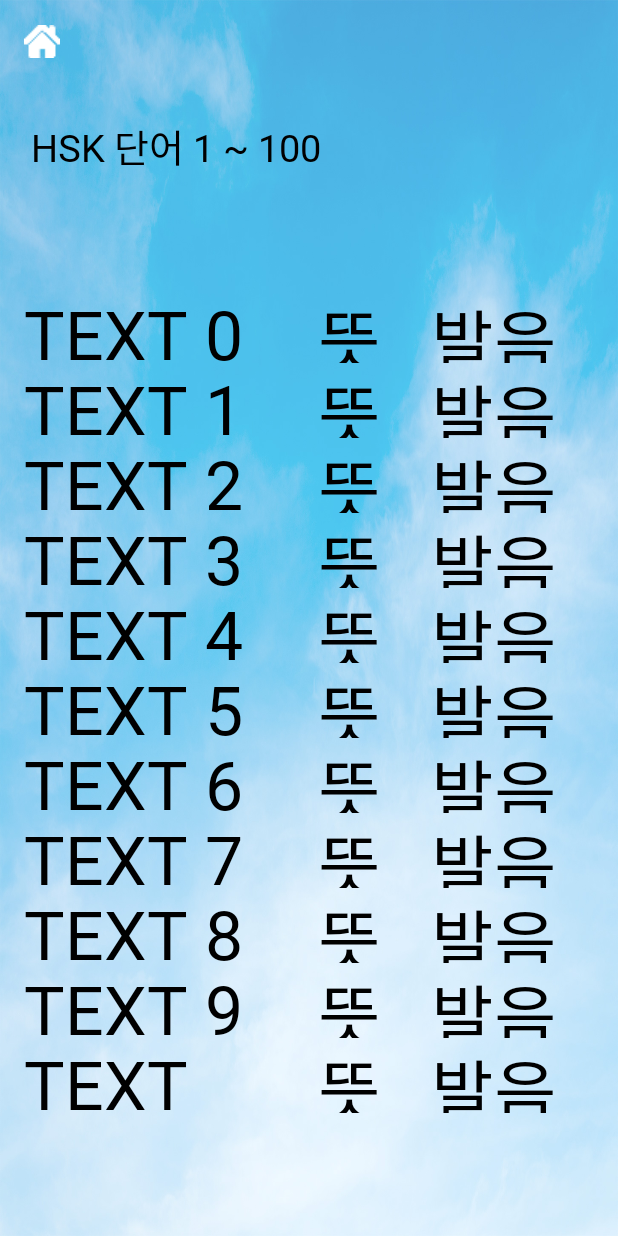
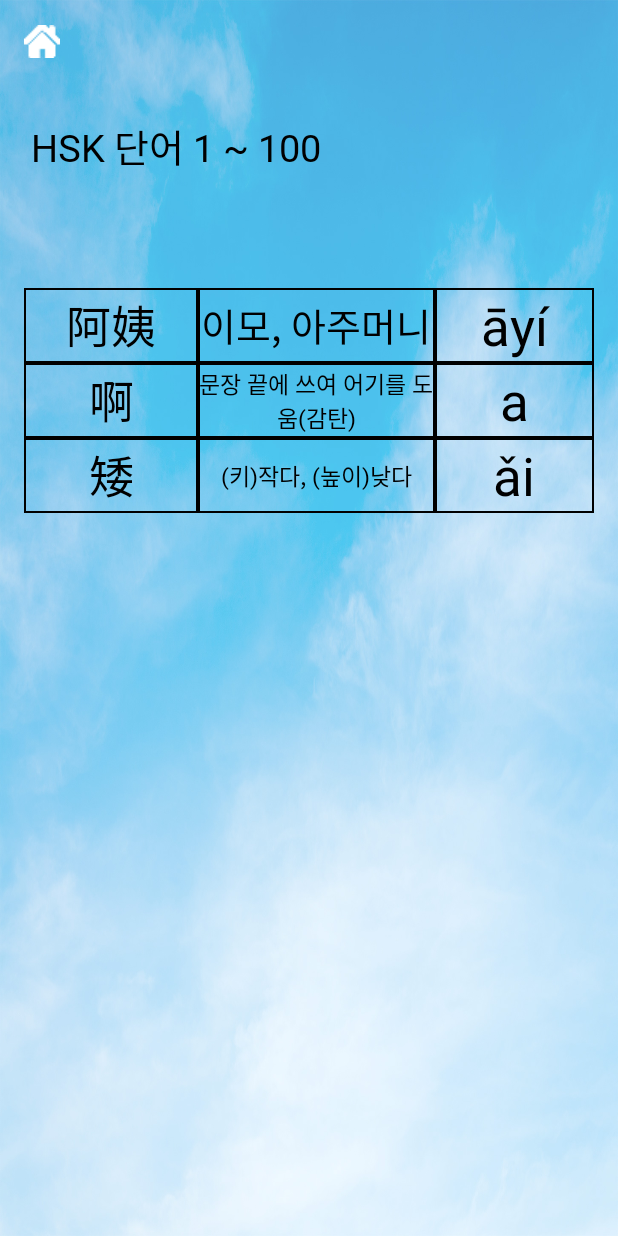
Before and after one commit to Jeong-Byeong-hun/jjayo, an Android app: the hskWordActivity screen opened directly, with no data from a screen before it, on a phone screen of 412 x 824 dp. Run offline under Robolectric (Android 15) with nearby library versions, the light colour scheme and no system bars.

Commit message:
11/23 WordDBInsert 클래스 생성 단어 넣을 때는 여기다 넣으면 됨

```diff
--- a/app/src/main/java/com/example/younghwa_song/jjayo/DBHelper.java
+++ b/app/src/main/java/com/example/younghwa_song/jjayo/DBHelper.java
@@ -5,6 +5,7 @@ import android.database.Cursor;
 import android.database.sqlite.SQLiteDatabase;
 import android.database.sqlite.SQLiteOpenHelper;
 
+import java.util.ArrayList;
 import java.util.HashSet;
 
 
@@ -17,6 +18,7 @@ public class DBHelper extends SQLiteOpenHelper {
     @Override
     public void onCreate(SQLiteDatabase db) {
         db.execSQL("CREATE TABLE TEST3 (_id INTEGER PRIMARY KEY AUTOINCREMENT, character TEXT, meaning TEXT, pronunciation TEXT, stage INTEGER, image INTEGER);");
+        db.execSQL("CREATE TABLE HSK (_id INTEGER PRIMARY KEY AUTOINCREMENT, character TEXT, meaning TEXT, pronunciation TEXT, stage INTEGER);");
     }
 
     @Override
@@ -24,9 +26,17 @@ public class DBHelper extends SQLiteOpenHelper {
 
     }
 
+    //스테이지 단어 INSERT
+
     public void insert(String character, String meaning, String pronunciation, int stage, int image) {
         SQLiteDatabase db = getWritableDatabase();
         db.execSQL("INSERT INTO TEST3 VALUES(null, '" + character + "', '" + meaning + "', '" + pronunciation + "', '" + stage + "', " + image + ");");
+        db.close();
+    }
+    //HSK  단어 INSERT
+    public void hsk_insert(String character, String meaning, String pronunciation, int stage) {
+        SQLiteDatabase db = getWritableDatabase();
+        db.execSQL("INSERT INTO HSK VALUES(null, '" + character + "', '" + meaning + "', '" + pronunciation + "', '" + stage + "');");
         db.close();
     }
 
@@ -63,6 +73,22 @@ public class DBHelper extends SQLiteOpenHelper {
         HashSet<Word> words = new HashSet<>();
 
         Cursor cursor = db.rawQuery("SELECT character, pronunciation, meaning FROM TEST3 WHERE stage = " + stage + ";", null);
+
+        while(cursor.moveToNext()) {
+            words.add(new Word(cursor.getString(cursor.getColumnIndex("character")), cursor.getString(cursor.getColumnIndex("pronunciation")), cursor.getString(cursor.getColumnIndex("meaning"))));
+
+        }
+
+        return words;
+
+    }
+
+    //hsk 한자 단어
+    public ArrayList<Word> getHskWordData(int stage) {
+        SQLiteDatabase db = getReadableDatabase();
+        ArrayList<Word> words = new ArrayList<>();
+
+        Cursor cursor = db.rawQuery("SELECT character, pronunciation, meaning FROM HSK WHERE stage = " + stage + ";", null);
 
         while(cursor.moveToNext()) {
             words.add(new Word(cursor.getString(cursor.getColumnIndex("character")), cursor.getString(cursor.getColumnIndex("pronunciation")), cursor.getString(cursor.getColumnIndex("meaning"))));
--- a/app/src/main/java/com/example/younghwa_song/jjayo/ScoreActivity.java
+++ b/app/src/main/java/com/example/younghwa_song/jjayo/ScoreActivity.java
@@ -23,7 +23,7 @@ public class ScoreActivity extends AppCompatActivity {
         if (score >= 70) {
             scoreText.setText(score + "점 입니다 ! \n"+MainActivity.index +" Stage Clear !");
             score_Button.setText("Stage Choose");
-            intent1 = new Intent(getApplicationContext(),StageStartActivity.class);
+            intent1 = new Intent(getApplicationContext(),MainActivity.class);
 
         } else {
             scoreText.setText("다시 공부하세요 !");
--- a/app/src/main/java/com/example/younghwa_song/jjayo/hskWordActivity.java
+++ b/app/src/main/java/com/example/younghwa_song/jjayo/hskWordActivity.java
@@ -17,17 +17,14 @@ public class hskWordActivity extends AppCompatActivity {
                 WindowManager.LayoutParams.FLAG_FULLSCREEN);
         setContentView(R.layout.activity_hsk_word);
 
-        ArrayList<String> list = new ArrayList<>();
-        for (int i=0; i<100; i++) {
-            list.add(String.format("TEXT %d", i)) ;
-        }
+        final DBHelper dbHelper = new DBHelper(getApplicationContext(), "TEST3.db", null, 1);
 
         // 리사이클러뷰에 LinearLayoutManager 객체 지정.
         RecyclerView recyclerView = findViewById(R.id.recycle_hsk) ;
         recyclerView.setLayoutManager(new LinearLayoutManager(this)) ;
 
         // 리사이클러뷰에 recyclerviewAdapter 객체 지정.
-        recyclerviewAdapter adapter = new recyclerviewAdapter(list) ;
+        recyclerviewAdapter adapter = new recyclerviewAdapter(dbHelper.getHskWordData(1)) ;
         recyclerView.setAdapter(adapter) ;
     }
 }
--- a/app/src/main/java/com/example/younghwa_song/jjayo/recyclerviewAdapter.java
+++ b/app/src/main/java/com/example/younghwa_song/jjayo/recyclerviewAdapter.java
@@ -12,7 +12,7 @@ import java.util.ArrayList;
 
 public class recyclerviewAdapter extends RecyclerView.Adapter<recyclerviewAdapter.ViewHolder> {
 
-    private ArrayList<String> mData = null ;
+    private ArrayList<Word> mData = null ;
 
     public class ViewHolder extends RecyclerView.ViewHolder{
        TextView word, mean, speak;
@@ -26,7 +26,7 @@ public class recyclerviewAdapter extends RecyclerView.Adapter<recyclerviewAdapte
    }
 
     // 생성자에서 데이터 리스트 객체를 전달받음.
-    recyclerviewAdapter(ArrayList<String> list) {
+    recyclerviewAdapter(ArrayList<Word> list) {
         mData = list;
     }
 
@@ -47,8 +47,12 @@ public class recyclerviewAdapter extends RecyclerView.Adapter<recyclerviewAdapte
     // onBindViewHolder() - position에 해당하는 데이터를 뷰홀더의 아이템뷰에 표시.
     @Override
     public void onBindViewHolder(recyclerviewAdapter.ViewHolder holder, int position) {
-        String text = mData.get(position) ;
-        holder.word.setText(text) ;
+        Word text = mData.get(position) ;
+
+
+        holder.word.setText(text.getCharacter()) ;
+        holder.mean.setText(text.getMeaning()) ;
+        holder.speak.setText(text.getPronunciation()) ;
     }
 
     // getItemCount() - 전체 데이터 갯수 리턴.
--- /dev/null
+++ b/app/src/main/res/drawable/border.xml
@@ -0,0 +1,8 @@
+<?xml version="1.0" encoding="utf-8"?>
+
+    <shape xmlns:android="http://schemas.android.com/apk/res/android">
+        <solid android:color="#00ffffff" />
+        <stroke
+            android:width="1sp"
+            android:color="#000000" />
+    </shape>
--- a/app/src/main/res/layout/activity_word_quiz.xml
+++ b/app/src/main/res/layout/activity_word_quiz.xml
@@ -48,6 +48,10 @@
             android:letterSpacing="0.01"
             android:lineSpacingExtra="-94dp"
             android:text="排"
+            android:autoSizeTextType="uniform"
+            android:autoSizeMinTextSize="30dp"
+            android:autoSizeMaxTextSize="80dp"
+            android:autoSizeStepGranularity="5dp"
             android:textColor="#010101"
             android:textSize="100dp" />
 
--- a/app/src/main/res/layout/recyclerview_hsk_item.xml
+++ b/app/src/main/res/layout/recyclerview_hsk_item.xml
@@ -6,14 +6,20 @@
     <LinearLayout
         android:layout_width="0dp"
         android:layout_height="wrap_content"
-        android:layout_weight="1.5">
+        android:layout_weight="1.1">
 
         <TextView
             android:id="@+id/hsk_Word"
             android:textSize="45dp"
+            android:background="@drawable/border"
             android:layout_width="match_parent"
-            android:layout_height="wrap_content"
+            android:layout_height="50dp"
             android:text="한자"
+            android:autoSizeTextType="uniform"
+            android:autoSizeMinTextSize="30dp"
+            android:autoSizeMaxTextSize="60dp"
+            android:autoSizeStepGranularity="5dp"
+            android:gravity="center"
 
             android:textColor="@color/black" />
     </LinearLayout>
@@ -21,13 +27,18 @@
     <LinearLayout
         android:layout_width="0dp"
         android:layout_height="wrap_content"
-        android:layout_weight="1">
+        android:layout_weight="1.5">
 
         <TextView
             android:id="@+id/hsk_Mean"
             android:layout_width="match_parent"
-            android:layout_height="wrap_content"
-            android:textSize="45dp"
+            android:background="@drawable/border"
+            android:layout_height="50dp"
+            android:textSize="30dp"
+            android:autoSizeTextType="uniform"
+            android:autoSizeMinTextSize="15dp"
+            android:autoSizeMaxTextSize="80dp"
+            android:autoSizeStepGranularity="5dp"
             android:gravity="center"
             android:text="뜻"
             android:textColor="@color/black" />
@@ -41,9 +52,17 @@
         <TextView
             android:id="@+id/hsk_Speak"
             android:layout_width="match_parent"
-            android:layout_height="wrap_content"
+            android:layout_height="50dp"
+            android:autoSizeMaxTextSize="60dp"
+            android:autoSizeMinTextSize="30dp"
+            android:autoSizeStepGranularity="5dp"
+            android:autoSizeTextType="uniform"
+            android:background="@drawable/border"
+            android:fontFamily="sans-serif"
+            android:gravity="center"
+
             android:text="발음"
-            android:textSize="45dp"
-            android:textColor="@color/black" />
+            android:textColor="@color/black"
+            android:textSize="45dp" />
     </LinearLayout>
 </LinearLayout>
```
Also changed, not shown: app/src/main/java/com/example/younghwa_song/jjayo/IntroActivity.java (+16 -8 lines), app/src/main/java/com/example/younghwa_song/jjayo/WordDBInsert.java (added, +36 -0 lines). Lines whose indentation alone changed are shown as unchanged.
